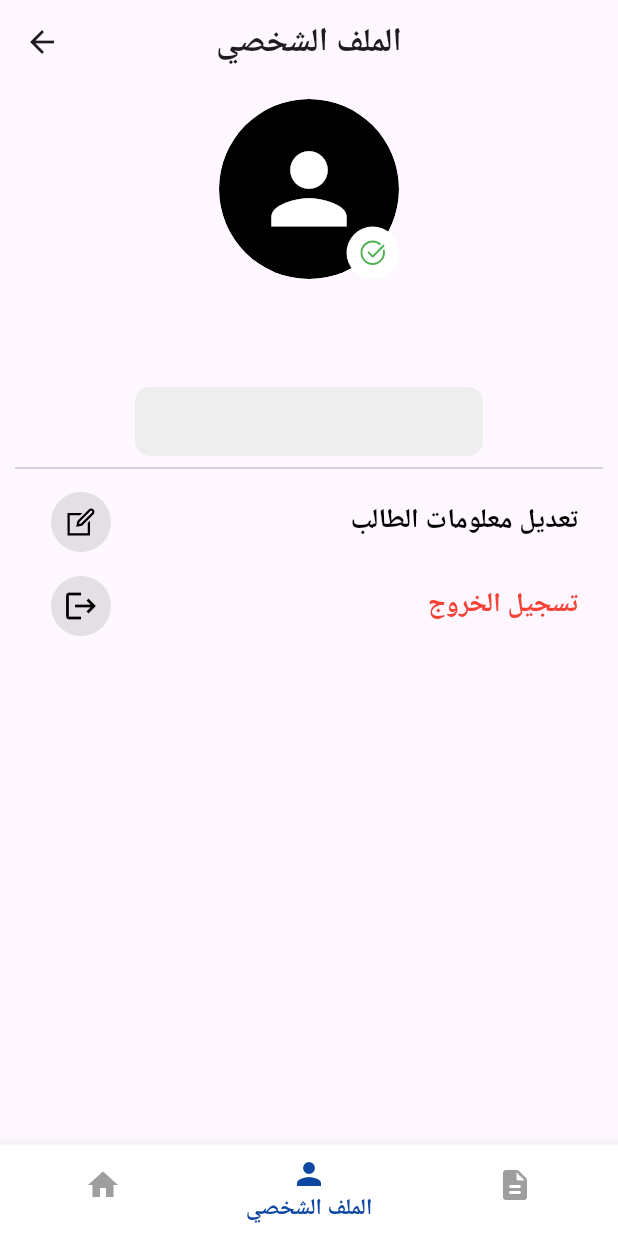
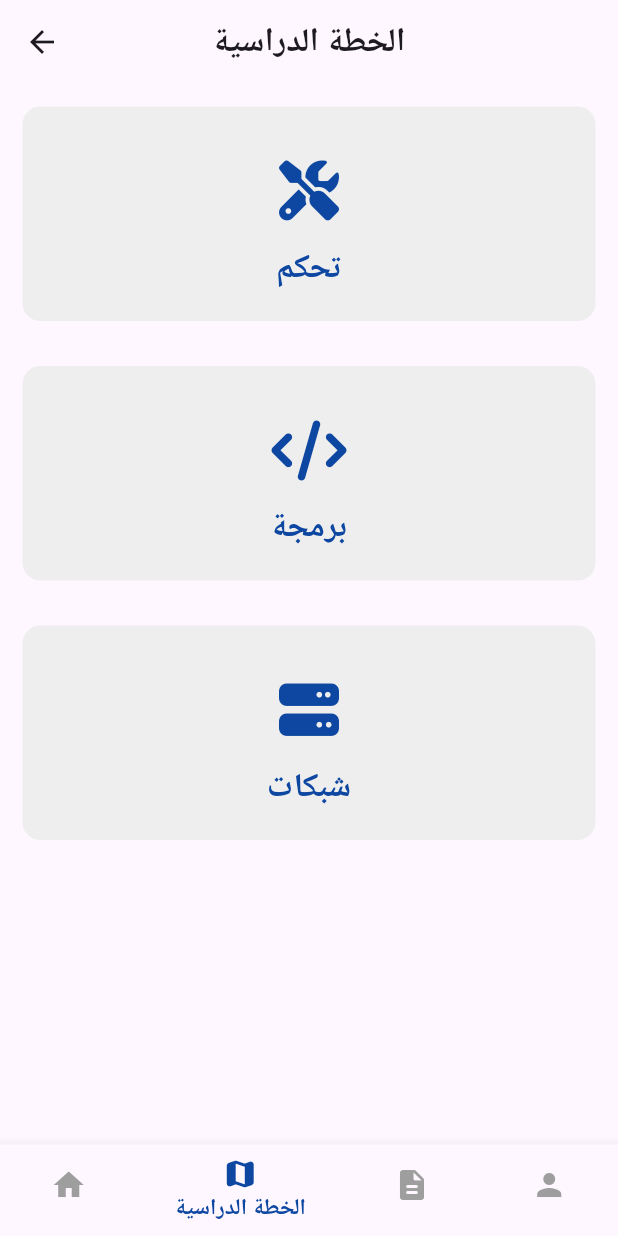
Before and after one commit to osama-ashoor/Swaptech, a Flutter app: the MainApp screen opened directly, item 2 of the bottom bar chosen, on a phone screen of 412 x 824 dp. Run offline on Flutter 3.47's test engine with Material 3 defaults, Android fonts, the phone set to English and light mode, and no system bars; our stand-ins replace chat_bubbles, cloud_firestore, connectivity_plus, firebase_auth, firebase_core, firebase_messaging and 8 more; missing offline and left inert: flutter_typing_indicator; accounts and stored records are empty; Roboto replaces fonts that are missing (Tajawal).

Commit message:
-- add roadmap section in the app --

```diff
--- /dev/null
+++ b/lib/componets/specializationItem.dart
@@ -0,0 +1,49 @@
+import 'package:flutter/material.dart';
+import 'package:google_fonts/google_fonts.dart';
+import 'package:font_awesome_flutter/font_awesome_flutter.dart';
+
+class specialization extends StatelessWidget {
+  final GestureTapCallback onTap;
+  final String name;
+  final IconData icon;
+  const specialization(
+      {Key? key, required this.icon, required this.name, required this.onTap})
+      : super(key: key);
+
+  @override
+  Widget build(BuildContext context) {
+    return GestureDetector(
+      onTap: onTap,
+      child: Container(
+        margin: const EdgeInsets.all(15),
+        padding: const EdgeInsets.all(20),
+        decoration: BoxDecoration(
+          color: Colors.grey[200],
+          borderRadius: const BorderRadius.all(
+            Radius.circular(12),
+          ),
+        ),
+        child: Column(
+          children: [
+            Padding(
+              padding: const EdgeInsets.all(16.0),
+              child: FaIcon(
+                icon,
+                size: 40,
+                color: Colors.blue[900],
+              ),
+            ),
+            Text(
+              name,
+              style: GoogleFonts.tajawal(
+                fontSize: 22,
+                color: Colors.blue[900],
+                fontWeight: FontWeight.bold,
+              ),
+            ),
+          ],
+        ),
+      ),
+    );
+  }
+}
--- a/lib/pages/chatScreen.dart
+++ b/lib/pages/chatScreen.dart
@@ -5,7 +5,6 @@ import 'package:cloud_firestore/cloud_firestore.dart';
 import 'package:flutter/material.dart';
 import 'package:google_fonts/google_fonts.dart';
 import 'package:skeletonizer/skeletonizer.dart';
-import 'package:swaptech2/chat/chat_service.dart';
 import 'package:swaptech2/database/chatscreen_logic.dart';
 import 'package:swaptech2/database/database.dart';
 import 'package:swaptech2/handling%20notifications/notification.dart';
--- a/lib/pages/mainApp.dart
+++ b/lib/pages/mainApp.dart
@@ -1,11 +1,10 @@
-import 'dart:async';
-import 'package:firebase_messaging/firebase_messaging.dart';
 import 'package:flutter/material.dart';
 import 'package:swaptech2/handling%20notifications/notification.dart';
 import 'package:swaptech2/pages/Home.dart';
 import 'package:swaptech2/pages/Profile.dart';
 import 'package:swaptech2/pages/requests.dart';
 import 'package:google_fonts/google_fonts.dart';
+import 'package:swaptech2/pages/roadmap%20screen/roadmap.dart';
 
 class MainApp extends StatefulWidget {
   const MainApp({super.key});
@@ -15,7 +14,7 @@ class MainApp extends StatefulWidget {
 }
 
 class _MainAppState extends State<MainApp> {
-  List Pages = [Home(), Profile(), Requests()];
+  List Pages = [Home(), roadmap(), Requests(), Profile()];
   int currentIndex = 0;
 
   @override
@@ -49,14 +48,20 @@ class _MainAppState extends State<MainApp> {
             label: 'الصفحة الرئيسية',
           ),
           BottomNavigationBarItem(
-            icon: Icon(Icons.person),
-            label: "الملف الشخصي",
+            icon: Icon(
+              Icons.map_rounded,
+            ),
+            label: "الخطة الدراسية",
           ),
           BottomNavigationBarItem(
             icon: Icon(
               Icons.description_rounded,
             ),
             label: "طلبات التبديل",
+          ),
+          BottomNavigationBarItem(
+            icon: Icon(Icons.person),
+            label: "الملف الشخصي",
           ),
         ],
         selectedLabelStyle: GoogleFonts.tajawal(
--- /dev/null
+++ b/lib/pages/roadmap screen/roadmap.dart
@@ -0,0 +1,106 @@
+import 'package:flutter/material.dart';
+import 'package:font_awesome_flutter/font_awesome_flutter.dart';
+import 'package:google_fonts/google_fonts.dart';
+import 'package:swaptech2/componets/specializationItem.dart';
+import 'package:swaptech2/pages/roadmap%20screen/controlScreen.dart';
+import 'package:swaptech2/pages/roadmap%20screen/netowkrs.dart';
+import 'package:swaptech2/pages/roadmap%20screen/programming.dart';
+
+class roadmap extends StatefulWidget {
+  const roadmap({super.key});
+
+  @override
+  State<roadmap> createState() => _roadmapState();
+}
+
+class _roadmapState extends State<roadmap> {
+  @override
+  Widget build(BuildContext context) {
+    return Scaffold(
+      appBar: AppBar(
+        centerTitle: true,
+        title: Text(
+          "الخطة الدراسية",
+          textAlign: TextAlign.center,
+          style: GoogleFonts.tajawal(fontSize: 22, fontWeight: FontWeight.bold),
+        ),
+      ),
+      body: ListView(
+        children: [
+          specialization(
+            icon: FontAwesomeIcons.screwdriverWrench,
+            name: "تحكم",
+            onTap: () {
+              Navigator.push(
+                context,
+                PageRouteBuilder(
+                  transitionDuration: const Duration(milliseconds: 250),
+                  pageBuilder: (context, animation, secondaryAnimation) =>
+                      const control(),
+                  transitionsBuilder:
+                      (context, animation, secondaryAnimation, child) {
+                    return SlideTransition(
+                      position: Tween<Offset>(
+                        begin: const Offset(-1.0, 0.0),
+                        end: Offset.zero,
+                      ).animate(animation),
+                      child: child,
+                    );
+                  },
+                ),
+              );
+            },
+          ),
+          specialization(
+            icon: FontAwesomeIcons.code,
+            name: "برمجة",
+            onTap: () {
+              Navigator.push(
+                context,
+                PageRouteBuilder(
+                  transitionDuration: const Duration(milliseconds: 250),
+                  pageBuilder: (context, animation, secondaryAnimation) =>
+                      const Programming(),
+                  transitionsBuilder:
+                      (context, animation, secondaryAnimation, child) {
+                    return SlideTransition(
+                      position: Tween<Offset>(
+                        begin: const Offset(-1.0, 0.0),
+                        end: Offset.zero,
+                      ).animate(animation),
+                      child: child,
+                    );
+                  },
+                ),
+              );
+            },
+          ),
+          specialization(
+            icon: FontAwesomeIcons.server,
+            name: "شبكات",
+            onTap: () {
+              Navigator.push(
+                context,
+                PageRouteBuilder(
+                  transitionDuration: const Duration(milliseconds: 250),
+                  pageBuilder: (context, animation, secondaryAnimation) =>
+                      const Netowkrs(),
+                  transitionsBuilder:
+                      (context, animation, secondaryAnimation, child) {
+                    return SlideTransition(
+                      position: Tween<Offset>(
+                        begin: const Offset(-1.0, 0.0),
+                        end: Offset.zero,
+                      ).animate(animation),
+                      child: child,
+                    );
+                  },
+                ),
+              );
+            },
+          ),
+        ],
+      ),
+    );
+  }
+}
--- a/pubspec.yaml
+++ b/pubspec.yaml
@@ -29,6 +29,7 @@ dependencies:
   device_preview: ^1.2.0
   flutter_native_splash: ^2.4.4
   flutter_typing_indicator: ^0.0.4
+  font_awesome_flutter: ^10.8.0
 
 dev_dependencies:
   flutter_test:
```
Also changed, not shown: lib/pages/Home.dart (+5 -4 lines), lib/pages/roadmap screen/controlScreen.dart (added, +19 -0 lines), lib/pages/roadmap screen/netowkrs.dart (added, +19 -0 lines), lib/pages/roadmap screen/programming.dart (added, +19 -0 lines), pubspec.lock.
